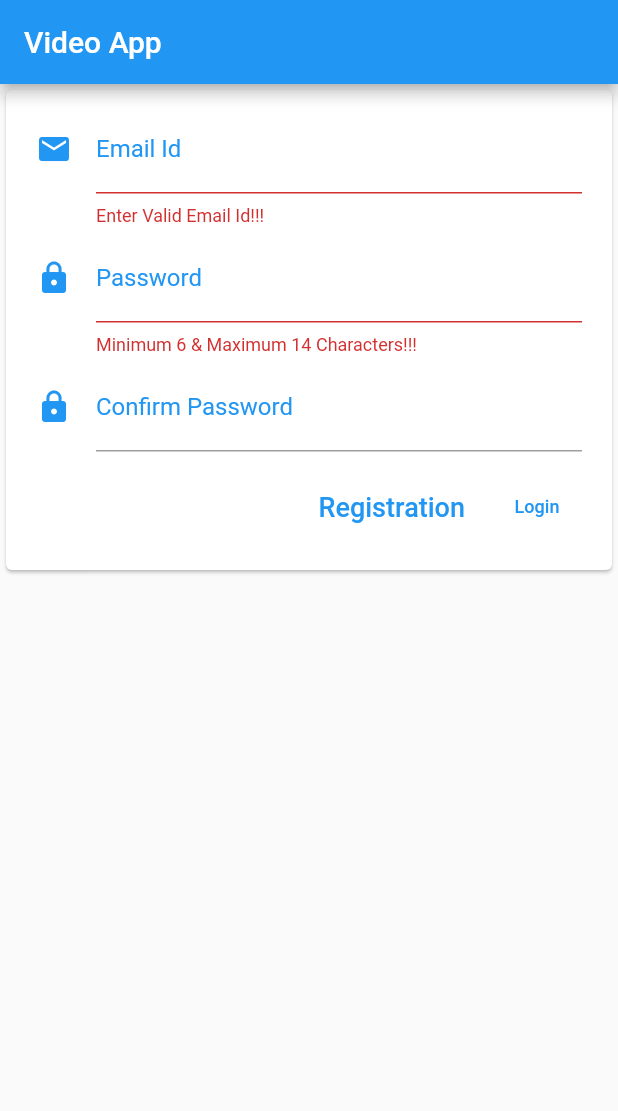
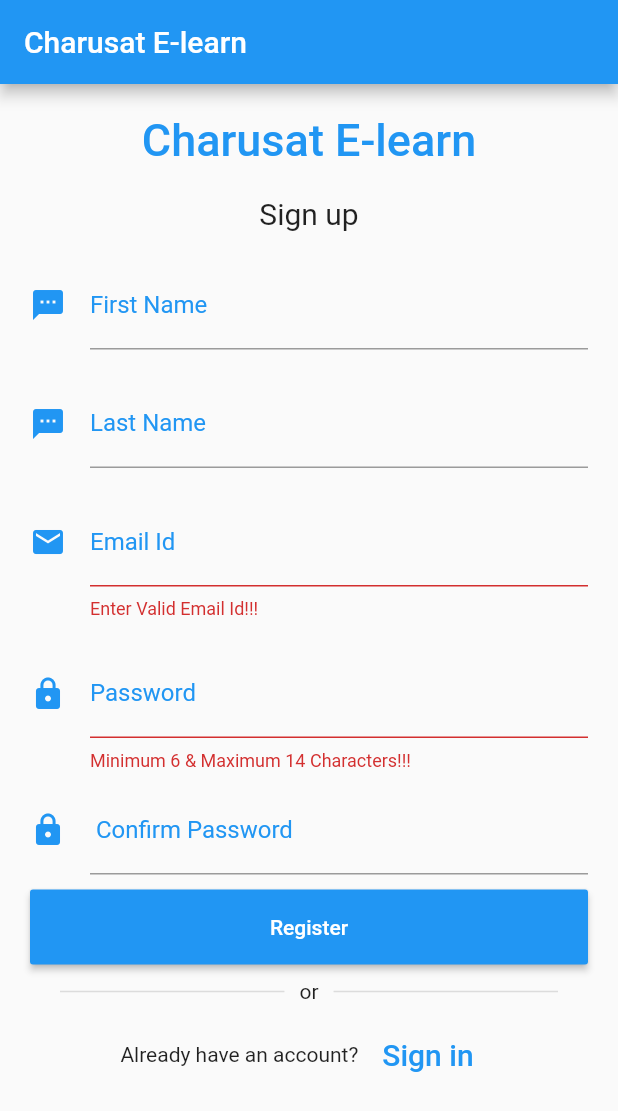
Before and after one commit to Avi429/ClassRoom, a Flutter app: the RegistrationPage screen opened directly, on a phone screen of 412 x 824 dp. Shown: the top 1111 px of the screen. Run offline on Flutter 3.47's test engine with Material 2 defaults, Android fonts, the phone set to English and light mode, and no system bars; our stand-ins replace chewie, firebase_auth, firebase_database, get, google_sign_in, shared_preferences and 1 more; accounts and stored records are empty.

Commit message:
Final Done

```diff
--- a/lib/registration_page.dart
+++ b/lib/registration_page.dart
@@ -18,6 +18,8 @@ class _RegistrationPageState extends State<RegistrationPage> {
   final GlobalKey<FormState> _formStateKey = GlobalKey<FormState>();
   String _emailId;
   String _password;
+  final _firstnameController = TextEditingController(text: '');
+  final _lastnameController = TextEditingController(text: '');
   final _emailIdController = TextEditingController(text: '');
   final _passwordController = TextEditingController(text: '');
   final _confirmPasswordController = TextEditingController(text: '');
@@ -26,26 +28,82 @@ class _RegistrationPageState extends State<RegistrationPage> {
   Widget build(BuildContext context) {
     return Scaffold(
         appBar: AppBar(
-        title: Text('Video App'),
+          title: Text('Charusat E-learn'),
         ),
-      body: Center(
-        child: Center(
-          child: Column(
-            children: [
-              Card(
-                child: Padding(
+        body: Padding(
             padding: EdgeInsets.all(10),
-                  child: Column(
-                    mainAxisSize: MainAxisSize.min,
+            child: ListView(
               children: <Widget>[
+                Container(
+                    alignment: Alignment.center,
+                    padding: EdgeInsets.all(10),
+                    child: Text(
+                      'Charusat E-learn',
+                      style: TextStyle(
+                          color: Colors.blue,
+                          fontWeight: FontWeight.w500,
+                          fontSize: 30),
+                    )),
+                Container(
+                    alignment: Alignment.center,
+                    padding: EdgeInsets.all(10),
+                    child: Text(
+                      'Sign up',
+                      style: TextStyle(fontSize: 20),
+                    )),
                 Form(
                   key: _formStateKey,
                   autovalidate: true,
                   child: Column(
                     children: <Widget>[
                       Padding(
-                              padding: EdgeInsets.only(
-                                  left: 10, right: 10, bottom: 5),
+                        padding: EdgeInsets.all(10),
+                        child: TextFormField(
+                          keyboardType: TextInputType.text,
+                          controller: _firstnameController,
+                          decoration: InputDecoration(
+                            focusedBorder: OutlineInputBorder(
+                                borderSide: new BorderSide(
+                                    color: Colors.blue,
+                                    width: 2,
+                                    style: BorderStyle.solid)),
+                            labelText: 'First Name',
+                            icon: Icon(
+                              Icons.textsms,
+                              color: Colors.blue,
+                            ),
+                            fillColor: Colors.white,
+                            labelStyle: TextStyle(
+                              color: Colors.blue,
+                            ),
+                          ),
+                        ),
+                      ),
+                      Padding(
+                        padding: EdgeInsets.all(10),
+                        child: TextFormField(
+                          keyboardType: TextInputType.text,
+                          controller: _lastnameController,
+                          decoration: InputDecoration(
+                            focusedBorder: OutlineInputBorder(
+                                borderSide: new BorderSide(
+                                    color: Colors.blue,
+                                    width: 2,
+                                    style: BorderStyle.solid)),
+                            labelText: 'Last Name',
+                            icon: Icon(
+                              Icons.textsms,
+                              color: Colors.blue,
+                            ),
+                            fillColor: Colors.white,
+                            labelStyle: TextStyle(
+                              color: Colors.blue,
+                            ),
+                          ),
+                        ),
+                      ),
+                      Padding(
+                        padding: EdgeInsets.all(10),
                         child: TextFormField(
                           validator: validateEmail,
                           onSaved: (value) {
@@ -54,14 +112,12 @@ class _RegistrationPageState extends State<RegistrationPage> {
                           keyboardType: TextInputType.emailAddress,
                           controller: _emailIdController,
                           decoration: InputDecoration(
-                                  focusedBorder: new UnderlineInputBorder(
+                            focusedBorder: OutlineInputBorder(
                                 borderSide: new BorderSide(
                                     color: Colors.blue,
                                     width: 2,
-                                        style: BorderStyle.solid),
-                                  ),
-                                  // hintText: "Company Name",
-                                  labelText: "Email Id",
+                                    style: BorderStyle.solid)),
+                            labelText: 'Email Id',
                             icon: Icon(
                               Icons.email,
                               color: Colors.blue,
@@ -74,23 +130,21 @@ class _RegistrationPageState extends State<RegistrationPage> {
                         ),
                       ),
                       Padding(
-                              padding: EdgeInsets.only(
-                                  left: 10, right: 10, bottom: 5),
+                        padding: EdgeInsets.fromLTRB(10, 10, 10, 0),
                         child: TextFormField(
                           validator: validatePassword,
                           onSaved: (value) {
                             _password = value;
                           },
+                          obscureText: true,
                           controller: _passwordController,
-                                obscureText: true,
                           decoration: InputDecoration(
-                                  focusedBorder: new UnderlineInputBorder(
+                            focusedBorder: OutlineInputBorder(
                                 borderSide: new BorderSide(
                                     color: Colors.blue,
                                     width: 2,
                                     style: BorderStyle.solid)),
-                                  // hintText: "Company Name",
-                                  labelText: "Password",
+                            labelText: 'Password',
                             icon: Icon(
                               Icons.lock,
                               color: Colors.blue,
@@ -103,20 +157,18 @@ class _RegistrationPageState extends State<RegistrationPage> {
                         ),
                       ),
                       Padding(
-                              padding: EdgeInsets.only(
-                                  left: 10, right: 10, bottom: 5),
+                        padding: EdgeInsets.fromLTRB(10, 10, 10, 10),
                         child: TextFormField(
                           validator: validateConfirmPassword,
+                          obscureText: true,
                           controller: _confirmPasswordController,
-                                obscureText: true,
                           decoration: InputDecoration(
-                                  focusedBorder: new UnderlineInputBorder(
+                            focusedBorder: OutlineInputBorder(
                                 borderSide: new BorderSide(
                                     color: Colors.blue,
                                     width: 2,
                                     style: BorderStyle.solid)),
-                                  // hintText: "Company Name",
-                                  labelText: "Confirm Password",
+                            labelText: ' Confirm Password',
                             icon: Icon(
                               Icons.lock,
                               color: Colors.blue,
@@ -131,25 +183,29 @@ class _RegistrationPageState extends State<RegistrationPage> {
                     ],
                   ),
                 ),
+                /*FlatButton(
+                  onPressed: (){
+                    //forgot password screen
+                  },
+                  textColor: Colors.blue,
+                  child: Text('Forgot Password'),
+                ),*/
                 (errorMessage != ''
                     ? Text(
                         errorMessage,
                         style: TextStyle(color: Colors.red),
                       )
                     : Container()),
-                      ButtonTheme.bar(
-                        // make buttons use the appropriate styles for cards
-                        child: ButtonBar(
-                          children: <Widget>[
-                            FlatButton(
-                              child: Text(
-                                'Registration',
-                                style: TextStyle(
-                                  fontSize: 18,
+                Container(
+                    height: 50,
+                    padding: EdgeInsets.fromLTRB(10, 0, 10, 0),
+                    child: RaisedButton(
+                      textColor: Colors.white,
                       color: Colors.blue,
-                                ),
-                              ),
+                      child: Text('Register'),
                       onPressed: () {
+                        //print(_emailIdController.text);
+                        // print(_passwordController.text);
                         if (_formStateKey.currentState.validate()) {
                           _formStateKey.currentState.save();
                           signUp(_emailId, _password).then((user) {
@@ -165,14 +221,53 @@ class _RegistrationPageState extends State<RegistrationPage> {
                           });
                         }
                       },
+                    )),
+                (successMessage != ''
+                    ? Text(
+                        successMessage,
+                        textAlign: TextAlign.center,
+                        style: TextStyle(fontSize: 18, color: Colors.blue),
+                      )
+                    : Container()),
+                Container(
+                  margin: EdgeInsets.symmetric(vertical: 10),
+                  child: Row(
+                    children: <Widget>[
+                      SizedBox(
+                        width: 20,
                       ),
+                      Expanded(
+                        child: Padding(
+                          padding: EdgeInsets.symmetric(horizontal: 10),
+                          child: Divider(
+                            thickness: 1,
+                          ),
+                        ),
+                      ),
+                      Text('or'),
+                      Expanded(
+                        child: Padding(
+                          padding: EdgeInsets.symmetric(horizontal: 10),
+                          child: Divider(
+                            thickness: 1,
+                          ),
+                        ),
+                      ),
+                      SizedBox(
+                        width: 20,
+                      ),
+                    ],
+                  ),
+                ),
+                Container(
+                    child: Row(
+                  children: <Widget>[
+                    Text('Already have an account?'),
                     FlatButton(
+                      textColor: Colors.blue,
                       child: Text(
-                                'Login',
-                                style: TextStyle(
-                                  fontSize: 12,
-                                  color: Colors.blue,
-                                ),
+                        'Sign in',
+                        style: TextStyle(fontSize: 20),
                       ),
                       onPressed: () {
                         Navigator.pushReplacement(
@@ -181,27 +276,14 @@ class _RegistrationPageState extends State<RegistrationPage> {
                             builder: (context) => LoginPage(),
                           ),
                         );
+                        //signup screen
                       },
-                            ),
+                    )
                   ],
-                        ),
-                      ),
+                  mainAxisAlignment: MainAxisAlignment.center,
+                )),
               ],
-                  ),
-                ),
-              ),
-              (successMessage != ''
-                  ? Text(
-                      successMessage,
-                      textAlign: TextAlign.center,
-                      style: TextStyle(fontSize: 24, color: Colors.blue),
-                    )
-                  : Container()),
-            ],
-          ),
-        ),
-      ),
-    );
+            )));
   }
 
   Future<FirebaseUser> signUp(email, password) async {
@@ -211,7 +293,9 @@ class _RegistrationPageState extends State<RegistrationPage> {
               email: email, password: password))
           .user;
       //String userid =user.uid;
-      fb.child(user.uid).set(true).then((value){print("Done");});
+      fb.child(user.uid).set(true).then((value) {
+        print("Done");
+      });
       assert(user != null);
       assert(await user.getIdToken() != null);
       return user;
--- a/pubspec.yaml
+++ b/pubspec.yaml
@@ -29,6 +29,7 @@ dependencies:
   flutter_staggered_grid_view: ^0.3.0
   shared_preferences:
   get:
+  google_fonts: ^0.3.5
 
   # The following adds the Cupertino Icons font to your application.
   # Use with the CupertinoIcons class for iOS style icons.
```
Also changed, not shown: lib/login_page.dart (+113 -76 lines), pubspec.lock. Lines whose indentation alone changed are shown as unchanged.
